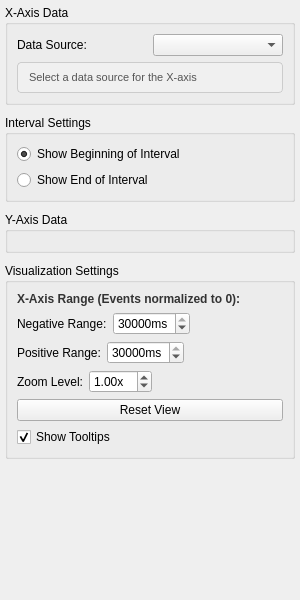
This is src/WhiskerToolbox/Analysis_Dashboard/Widgets/EventPlotWidget/EventPlotPropertiesWidget.ui in paulmthompson/WhiskerToolbox as Qt 5 draws it before an edit. The edited form follows.
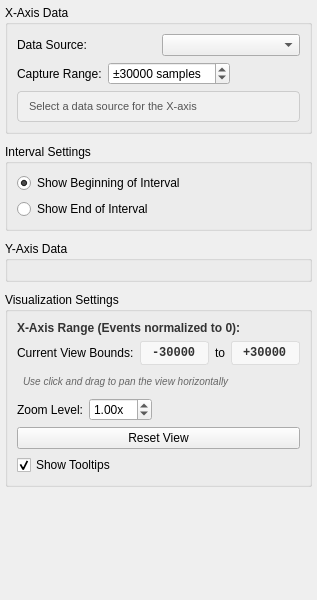
This is the edited form. Custom widgets are drawn as their Qt base class.

Commit message: can translate with panning for event plot

```diff
--- a/src/WhiskerToolbox/Analysis_Dashboard/Widgets/EventPlotWidget/EventPlotPropertiesWidget.ui
+++ b/src/WhiskerToolbox/Analysis_Dashboard/Widgets/EventPlotWidget/EventPlotPropertiesWidget.ui
@@ -53,6 +53,52 @@
         </item>
        </layout>
       </item>
+      <item>
+       <layout class="QHBoxLayout" name="capture_range_layout">
+        <item>
+         <widget class="QLabel" name="capture_range_label">
+          <property name="text">
+           <string>Capture Range:</string>
+          </property>
+         </widget>
+        </item>
+        <item>
+         <widget class="QSpinBox" name="capture_range_spinbox">
+          <property name="prefix">
+           <string>±</string>
+          </property>
+          <property name="suffix">
+           <string> samples</string>
+          </property>
+          <property name="minimum">
+           <number>100</number>
+          </property>
+          <property name="maximum">
+           <number>100000</number>
+          </property>
+          <property name="singleStep">
+           <number>100</number>
+          </property>
+          <property name="value">
+           <number>30000</number>
+          </property>
+         </widget>
+        </item>
+        <item>
+         <spacer name="horizontalSpacer_capture">
+          <property name="orientation">
+           <enum>Qt::Horizontal</enum>
+          </property>
+          <property name="sizeHint" stdset="0">
+           <size>
+            <width>20</width>
+            <height>20</height>
+           </size>
+          </property>
+         </spacer>
+        </item>
+       </layout>
+      </item>
       <item>
        <widget class="QLabel" name="x_axis_info_label">
         <property name="text">
@@ -145,26 +191,50 @@
         <item>
          <widget class="QLabel" name="negative_range_label">
           <property name="text">
-           <string>Negative Range:</string>
+           <string>Current View Bounds:</string>
           </property>
          </widget>
         </item>
         <item>
-         <widget class="QSpinBox" name="negative_range_spinbox">
-          <property name="suffix">
-           <string>ms</string>
+         <widget class="QLabel" name="left_bound_label">
+          <property name="text">
+           <string>-30000</string>
           </property>
-          <property name="minimum">
-           <number>1</number>
+          <property name="styleSheet">
+           <string notr="true">QLabel { 
+font-family: monospace; 
+font-weight: bold; 
+color: #333; 
+background-color: #f8f8f8; 
+border: 1px solid #ddd; 
+padding: 4px 8px; 
+border-radius: 3px; 
+}</string>
           </property>
-          <property name="maximum">
-           <number>30000</number>
+         </widget>
+        </item>
+        <item>
+         <widget class="QLabel" name="bounds_separator">
+          <property name="text">
+           <string>to</string>
           </property>
-          <property name="singleStep">
-           <number>100</number>
+         </widget>
+        </item>
+        <item>
+         <widget class="QLabel" name="right_bound_label">
+          <property name="text">
+           <string>+30000</string>
           </property>
-          <property name="value">
-           <number>30000</number>
+          <property name="styleSheet">
+           <string notr="true">QLabel { 
+font-family: monospace; 
+font-weight: bold; 
+color: #333; 
+background-color: #f8f8f8; 
+border: 1px solid #ddd; 
+padding: 4px 8px; 
+border-radius: 3px; 
+}</string>
           </property>
          </widget>
         </item>
@@ -184,47 +254,22 @@
        </layout>
       </item>
       <item>
-       <layout class="QHBoxLayout" name="positive_range_layout">
-        <item>
-         <widget class="QLabel" name="positive_range_label">
-          <property name="text">
-           <string>Positive Range:</string>
-          </property>
-         </widget>
-        </item>
-        <item>
-         <widget class="QSpinBox" name="positive_range_spinbox">
-          <property name="suffix">
-           <string>ms</string>
-          </property>
-          <property name="minimum">
-           <number>1</number>
-          </property>
-          <property name="maximum">
-           <number>30000</number>
-          </property>
-          <property name="singleStep">
-           <number>100</number>
-          </property>
-          <property name="value">
-           <number>30000</number>
-          </property>
-         </widget>
-        </item>
-        <item>
-         <spacer name="horizontalSpacer_3">
-          <property name="orientation">
-           <enum>Qt::Horizontal</enum>
-          </property>
-          <property name="sizeHint" stdset="0">
-           <size>
-            <width>20</width>
-            <height>20</height>
-           </size>
-          </property>
-         </spacer>
-        </item>
-       </layout>
+       <widget class="QLabel" name="pan_hint_label">
+        <property name="text">
+         <string>Use click and drag to pan the view horizontally</string>
+        </property>
+        <property name="styleSheet">
+         <string notr="true">QLabel { 
+color: #666; 
+font-size: 10px; 
+font-style: italic; 
+padding: 4px; 
+}</string>
+        </property>
+        <property name="wordWrap">
+         <bool>true</bool>
+        </property>
+       </widget>
       </item>
       <item>
        <layout class="QHBoxLayout" name="zoom_layout">
```
Left out of the diff: 6 changed lines with no effect on the pictures. The commit also changes 4 other files.
